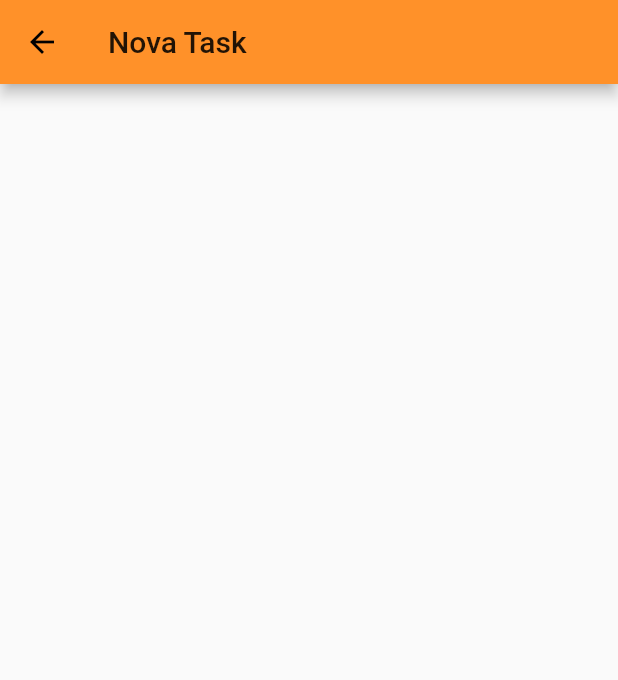
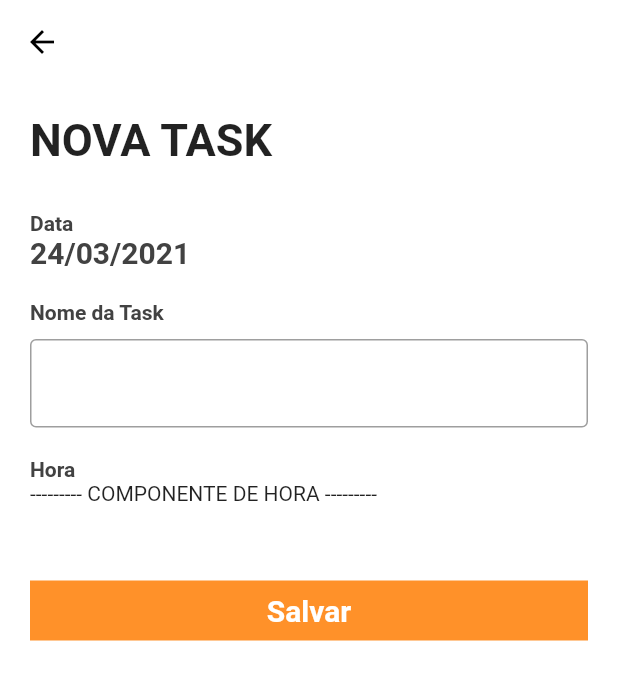
Before and after one commit to lucascarlosj/todo_app, a Flutter app: the NewTaskPage screen opened by its route, on a phone screen of 412 x 824 dp. Shown: the top 680 px of the screen. Run offline on Flutter 3.47's test engine with Material 2 defaults, Android fonts, the phone set to English and light mode, and no system bars; our stand-ins replace google_fonts, sqflite, synchronized; missing offline and left inert: ff_navigation_bar; accounts and stored records are empty.

Commit message:
New files todo

```diff
--- /dev/null
+++ b/lib/app/models/todo_model.dart
@@ -0,0 +1,37 @@
+import 'dart:convert';
+
+class TodoModel {
+  int id;
+  String descricao;
+  DateTime dataHora;
+  bool finalizado;
+
+  TodoModel({
+    this.id,
+    this.descricao,
+    this.dataHora,
+    this.finalizado,
+  });
+
+  Map<String, dynamic> toMap() {
+    return {
+      'id': id,
+      'descricao': descricao,
+      'dataHora': dataHora.millisecondsSinceEpoch,
+      'finalizado': finalizado,
+    };
+  }
+
+  factory TodoModel.fromMap(Map<String, dynamic> map) {
+    return TodoModel(
+      id: map['id'],
+      descricao: map['descricao'],
+      dataHora: DateTime.parse(map['data_hora']),
+      finalizado: map['finalizado'] == 0 ? false : true,
+    );
+  }
+
+  String toJson() => json.encode(toMap());
+
+  factory TodoModel.fromJson(String source) => TodoModel.fromMap(json.decode(source));
+}
--- a/lib/app/modules/home/home_controller.dart
+++ b/lib/app/modules/home/home_controller.dart
@@ -3,9 +3,14 @@ import 'package:todo_app/app/repositories/todos_repositorys.dart';
 
 class HomeController extends ChangeNotifier{
 
-
+  int selectedTab = 1;
   final TodosRepository repository;
   HomeController({@required this.repository});
 
 
+  void changeSelectedTab(index){
+    selectedTab = index;
+    notifyListeners();
+  }
+
 }
--- a/lib/app/modules/new_task/new_task.dart
+++ /dev/null
@@ -1,25 +0,0 @@
-import 'package:flutter/material.dart';
-import 'package:provider/provider.dart';
-import 'package:todo_app/app/modules/new_task/new_task_controller.dart';
-
-class NewTaskPage extends StatelessWidget {
-  const NewTaskPage({Key key}) : super(key: key);
-
-  @override
-  Widget build(BuildContext context) {
-    return Container(child: Consumer<NewTaskController>(
-      builder: (context, controller, _) {
-        return Scaffold(
-          appBar: AppBar(
-            title: Text('Nova Task'),
-          ),
-          body: Container(
-            child: Center(
-              child: Text(''),
-            ),
-          ),
-        );
-      },
-    ));
-  }
-}
--- /dev/null
+++ b/lib/app/modules/new_task/new_task_page.dart
@@ -0,0 +1,111 @@
+import 'package:flutter/material.dart';
+import 'package:provider/provider.dart';
+import 'package:todo_app/app/modules/new_task/new_task_controller.dart';
+
+class NewTaskPage extends StatelessWidget {
+  static String routerName = '/new';
+
+  const NewTaskPage({Key key}) : super(key: key);
+
+  @override
+  Widget build(BuildContext context) {
+    return Container(
+      child: Consumer<NewTaskController>(
+        builder: (context, controller, _) {
+          return Scaffold(
+            backgroundColor: Colors.white,
+            appBar: AppBar(
+              backgroundColor: Colors.white,
+              elevation: 0,
+            ),
+            body: SingleChildScrollView(
+              child: Container(
+                padding: EdgeInsets.all(20),
+                child: Column(
+                  crossAxisAlignment: CrossAxisAlignment.start,
+                  children: [
+                    Text(
+                      'NOVA TASK',
+                      style:
+                          TextStyle(fontSize: 30, fontWeight: FontWeight.bold),
+                    ),
+                    SizedBox(
+                      height: 30,
+                    ),
+                    Text(
+                      'Data',
+                      style: TextStyle(
+                          color: Colors.grey[800], fontWeight: FontWeight.bold),
+                    ),
+                    Text(
+                      '24/03/2021',
+                      style: TextStyle(
+                          fontSize: 20,
+                          color: Colors.grey[800],
+                          fontWeight: FontWeight.bold),
+                    ),
+                    SizedBox(
+                      height: 20,
+                    ),
+                    Text(
+                      'Nome da Task',
+                      style: TextStyle(
+                          color: Colors.grey[800], fontWeight: FontWeight.bold),
+                    ),
+                    SizedBox(
+                      height: 10,
+                    ),
+                    TextFormField(
+                      decoration: InputDecoration(border: OutlineInputBorder()),
+                    ),
+                    SizedBox(
+                      height: 20,
+                    ),
+                    Text(
+                      'Hora',
+                      style: TextStyle(
+                          color: Colors.grey[800], fontWeight: FontWeight.bold),
+                    ),
+                    Text('--------- COMPONENTE DE HORA ---------'),
+                    SizedBox(
+                      height: 50,
+                    ),
+                    Center(
+                      child: Container(
+                        width: MediaQuery.of(context).size.width,
+                        height: 40,
+                        decoration: BoxDecoration(
+                          borderRadius: BorderRadius.circular(0),
+                          boxShadow: [
+                            //BoxShadow( blurRadius: 30, color: Theme.of(context).primaryColor),
+                          ],
+                          color: Theme.of(context).primaryColor,
+                        ),
+                        child: Expanded(
+                          child: Padding(
+                            padding: const EdgeInsets.all(8.0),
+                            child: Container(
+                              child: Center(
+                                child: Text(
+                                  'Salvar',
+                                  style: TextStyle(
+                                      color: Colors.white,
+                                      fontSize: 20,
+                                      fontWeight: FontWeight.bold),
+                                ),
+                              ),
+                            ),
+                          ),
+                        ),
+                      ),
+                    ),
+                  ],
+                ),
+              ),
+            ),
+          );
+        },
+      ),
+    );
+  }
+}
--- a/lib/main.dart
+++ b/lib/main.dart
@@ -1,10 +1,10 @@
 import 'package:flutter/material.dart';
 import 'package:google_fonts/google_fonts.dart';
 import 'package:provider/provider.dart';
-import 'package:todo_app/app/database/connection.dart';
+import 'package:todo_app/app/database/database_adm_connection.dart';
 import 'package:todo_app/app/modules/home/home_controller.dart';
 import 'package:todo_app/app/modules/home/home_page.dart';
-import 'package:todo_app/app/modules/new_task/new_task.dart';
+import 'package:todo_app/app/modules/new_task/new_task_page.dart';
 import 'package:todo_app/app/modules/new_task/new_task_controller.dart';
 import 'package:todo_app/app/repositories/todos_repositorys.dart';
 
@@ -18,36 +18,19 @@ class App extends StatefulWidget {
   _AppState createState() => _AppState();
 }
 
-class _AppState extends State<App> with WidgetsBindingObserver {
-  @override
+class _AppState extends State<App> {
+  DatabaseAdmConnection databaseAdmConnection = DatabaseAdmConnection();
+
   @override
   void initState() {
     super.initState();
-    WidgetsBinding.instance.addObserver(this);
+    WidgetsBinding.instance.addObserver(databaseAdmConnection);
   }
 
   @override
   void dispose() {
-    WidgetsBinding.instance.removeObserver(this);
+    WidgetsBinding.instance.removeObserver(databaseAdmConnection);
     super.dispose();
-  }
-
-  void didChangeAppLifecycleState(AppLifecycleState state) {
-    var connection = Connection();
-    switch (state) {
-      case AppLifecycleState.resumed:
-        break;
-      case AppLifecycleState.inactive:
-        connection.closeConnection();
-        break;
-      case AppLifecycleState.paused:
-        connection.closeConnection();
-        break;
-      case AppLifecycleState.detached:
-        connection.closeConnection();
-        break;
-    }
-    super.didChangeAppLifecycleState(state);
   }
 
   Widget build(BuildContext context) {
@@ -62,7 +45,7 @@ class _AppState extends State<App> with WidgetsBindingObserver {
           textTheme: GoogleFonts.robotoTextTheme(),
         ),
         routes: {
-          '/new': (_) => ChangeNotifierProvider(
+          NewTaskPage.routerName: (_) => ChangeNotifierProvider(
                 create: (context) {
                   var newTaskController = NewTaskController(
                     repository: context.read<TodosRepository>(),
```
Also changed, not shown: lib/app/database/database_adm_connection.dart (added, +25 -0 lines), lib/app/modules/home/home_page.dart (+102 -7 lines), lib/app/repositories/todos_repositorys.dart (+32 -1 lines), lib/app/shared/time_component.dart (added, +15 -0 lines).
